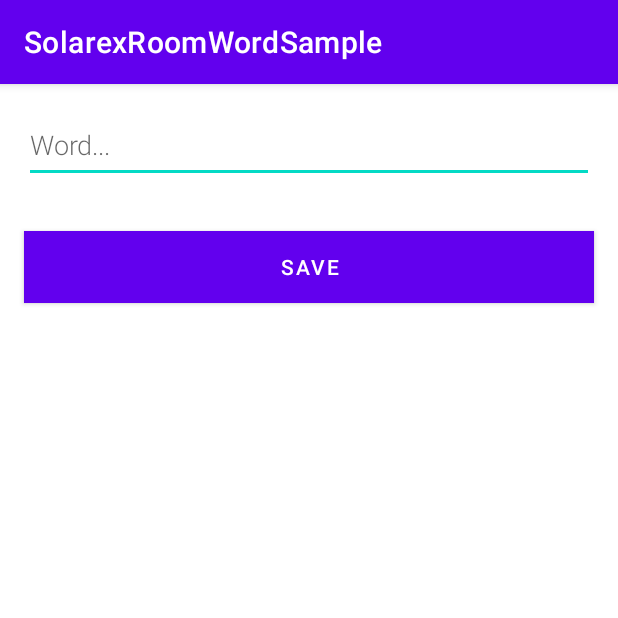
After one commit to flyfire/SolarexRoomWordSample, an Android app: the NewWordActivity screen opened directly, with no data from a screen before it, on a phone screen of 412 x 824 dp, the top half of it. The commit adds this screen. Run offline under Robolectric (Android 15) with nearby library versions, the phone set to English and light mode, and no system bars.

Commit message:
new word

```diff
--- a/app/src/main/AndroidManifest.xml
+++ b/app/src/main/AndroidManifest.xml
@@ -9,6 +9,7 @@
         android:roundIcon="@mipmap/ic_launcher_round"
         android:supportsRtl="true"
         android:theme="@style/AppTheme">
+        <activity android:name=".NewWordActivity"/>
         <activity android:name=".MainActivity">
             <intent-filter>
                 <action android:name="android.intent.action.MAIN" />
--- /dev/null
+++ b/app/src/main/java/com/solarexsoft/solarexroomwordsample/NewWordActivity.kt
@@ -0,0 +1,36 @@
+package com.solarexsoft.solarexroomwordsample
+
+import android.app.Activity
+import android.content.Intent
+import androidx.appcompat.app.AppCompatActivity
+import android.os.Bundle
+import android.text.TextUtils
+import android.widget.Button
+import android.widget.EditText
+
+class NewWordActivity : AppCompatActivity() {
+
+    private lateinit var editWordView: EditText
+
+    companion object {
+        const val EXTRA_REPLY = "com.solarexsoft.wordlistsql.REPLY"
+    }
+
+    override fun onCreate(savedInstanceState: Bundle?) {
+        super.onCreate(savedInstanceState)
+        setContentView(R.layout.activity_new_word)
+        editWordView = findViewById(R.id.edit_word)
+        val button = findViewById<Button>(R.id.button_save)
+        button.setOnClickListener{
+            val replyIntent = Intent()
+            if (TextUtils.isEmpty(editWordView.text)) {
+                setResult(Activity.RESULT_CANCELED, replyIntent)
+            } else {
+                val word = editWordView.text.toString()
+                replyIntent.putExtra(EXTRA_REPLY, word)
+                setResult(Activity.RESULT_OK, replyIntent)
+            }
+            finish()
+        }
+    }
+}
--- /dev/null
+++ b/app/src/main/res/layout/activity_new_word.xml
@@ -0,0 +1,28 @@
+<?xml version="1.0" encoding="utf-8"?>
+<LinearLayout xmlns:android="http://schemas.android.com/apk/res/android"
+    xmlns:app="http://schemas.android.com/apk/res-auto"
+    xmlns:tools="http://schemas.android.com/tools"
+    android:orientation="vertical"
+    android:layout_width="match_parent"
+    android:layout_height="match_parent"
+    tools:context=".NewWordActivity">
+
+    <EditText
+        android:id="@+id/edit_word"
+        android:layout_width="match_parent"
+        android:layout_height="wrap_content"
+        android:minHeight="50dp"
+        android:fontFamily="sans-serif-light"
+        android:hint="@string/hint_word"
+        android:inputType="textAutoComplete"
+        android:layout_margin="@dimen/big_padding"
+        android:textSize="18sp"/>
+    <Button
+        android:id="@+id/button_save"
+        android:layout_width="match_parent"
+        android:layout_height="wrap_content"
+        android:background="@color/colorPrimary"
+        android:text="@string/button_save"
+        android:layout_margin="@dimen/big_padding"
+        android:textColor="@color/buttonLabel"/>
+</LinearLayout>
--- a/app/src/main/res/values/colors.xml
+++ b/app/src/main/res/values/colors.xml
@@ -3,4 +3,5 @@
     <color name="colorPrimary">#6200EE</color>
     <color name="colorPrimaryDark">#3700B3</color>
     <color name="colorAccent">#03DAC5</color>
+    <color name="buttonLabel">#ffffff</color>
 </resources>
--- /dev/null
+++ b/app/src/main/res/values/dimens.xml
@@ -0,0 +1,5 @@
+<?xml version="1.0" encoding="utf-8"?>
+<resources>
+    <dimen name="small_padding">8dp</dimen>
+    <dimen name="big_padding">16dp</dimen>
+</resources>
--- a/app/src/main/res/values/strings.xml
+++ b/app/src/main/res/values/strings.xml
@@ -1,3 +1,6 @@
 <resources>
     <string name="app_name">SolarexRoomWordSample</string>
+    <string name="hint_word">Word...</string>
+    <string name="button_save">Save</string>
+    <string name="empty_not_saved">Word not saved because it is empty.</string>
 </resources>
```
